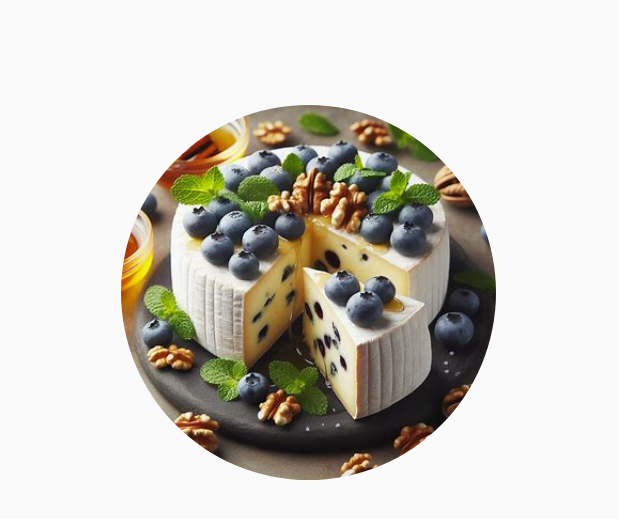
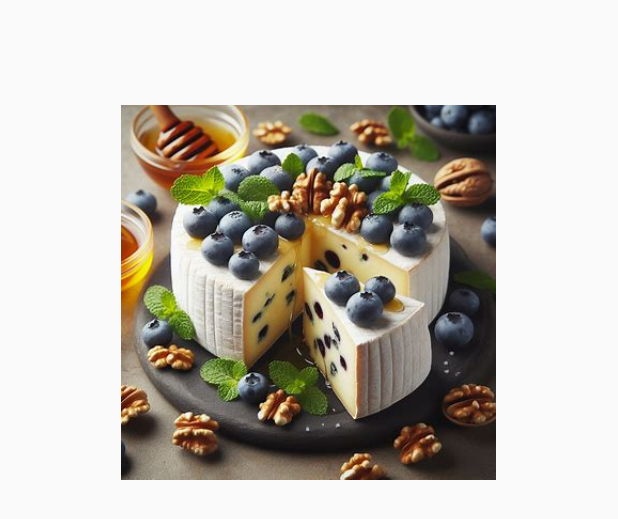
Before and after one commit to victoremmanuelcastillo/AndroidStudio, an Android app built with Jetpack Compose: the layout activity_main2.xml on its own in the app's theme, with its tools: preview values and no code run, on a phone screen of 412 x 824 dp. Shown: the top 519 px of the screen. Run offline under Robolectric (Android 15) with nearby library versions, the phone set to English and light mode, and no system bars.

Commit message:
Fix app crash: replace CircleImageView with standard ImageView

```diff
--- a/app/src/main/java/com/example/myapplicasion/MainActivity2.kt
+++ b/app/src/main/java/com/example/myapplicasion/MainActivity2.kt
@@ -5,11 +5,9 @@ import android.view.View
 import android.widget.ImageView
 import android.widget.LinearLayout
 import androidx.appcompat.app.AppCompatActivity
-import de.hdodenhof.circleimageview.CircleImageView
-
 class MainActivity2 : AppCompatActivity() {
 
-    private lateinit var mainImage: CircleImageView
+    private lateinit var mainImage: ImageView
     private lateinit var bottomImagesLayout: LinearLayout
     private var imagesVisible = false
 
--- a/app/src/main/res/layout/activity_main2.xml
+++ b/app/src/main/res/layout/activity_main2.xml
@@ -10,13 +10,14 @@
     android:padding="20dp"
     tools:context=".MainActivity2">
 
-    <de.hdodenhof.circleimageview.CircleImageView
+    <ImageView
         android:id="@+id/mainImage"
         android:layout_width="250dp"
         android:layout_height="250dp"
         android:layout_marginTop="50dp"
         android:layout_marginBottom="50dp"
-        android:src="@mipmap/pastelazul" />
+        android:src="@mipmap/pastelazul"
+        android:scaleType="centerCrop" />
 
     <LinearLayout
         android:id="@+id/bottomImagesLayout"
```
Also changed, not shown: 1 other file.
